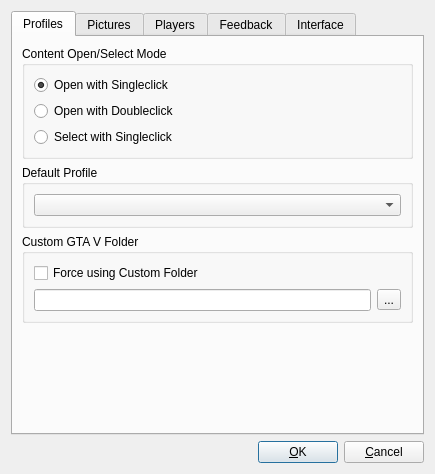
Qt form OptionsDialog.ui (SyDevTeam/gta5view) before a commit.
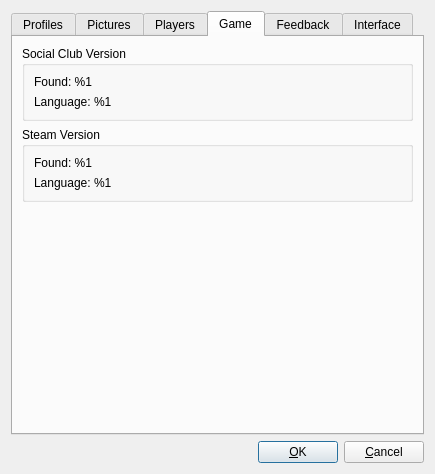
The same form after that commit. The open tabs and pages were chosen to show the change.

Commit message: added ability to read GTA V game language

Patch:
```diff
--- a/OptionsDialog.ui
+++ b/OptionsDialog.ui
@@ -382,6 +382,72 @@
        </item>
       </layout>
      </widget>
+     <widget class="QWidget" name="tabGame">
+      <attribute name="title">
+       <string>Game</string>
+      </attribute>
+      <layout class="QVBoxLayout" name="vlGame">
+       <item>
+        <widget class="QGroupBox" name="gbSocialClub">
+         <property name="title">
+          <string>Social Club Version</string>
+         </property>
+         <layout class="QVBoxLayout" name="vlGameSocialClub">
+          <item>
+           <widget class="QLabel" name="labSocialClubFound">
+            <property name="text">
+             <string>Found: %1</string>
+            </property>
+           </widget>
+          </item>
+          <item>
+           <widget class="QLabel" name="labSocialClubLanguage">
+            <property name="text">
+             <string>Language: %1</string>
+            </property>
+           </widget>
+          </item>
+         </layout>
+        </widget>
+       </item>
+       <item>
+        <widget class="QGroupBox" name="gbSteam">
+         <property name="title">
+          <string>Steam Version</string>
+         </property>
+         <layout class="QVBoxLayout" name="vlGameSteam">
+          <item>
+           <widget class="QLabel" name="labSteamFound">
+            <property name="text">
+             <string>Found: %1</string>
+            </property>
+           </widget>
+          </item>
+          <item>
+           <widget class="QLabel" name="labSteamLanguage">
+            <property name="text">
+             <string>Language: %1</string>
+            </property>
+           </widget>
+          </item>
+         </layout>
+        </widget>
+       </item>
+       <item>
+        <spacer name="vsGame">
+         <property name="orientation">
+          <enum>Qt::Vertical</enum>
+         </property>
+         <property name="sizeHint" stdset="0">
+          <size>
+           <width>0</width>
+           <height>0</height>
+          </size>
+         </property>
+        </spacer>
+       </item>
+      </layout>
+     </widget>
      <widget class="QWidget" name="tabStats">
       <attribute name="title">
        <string>Feedback</string>
```
Left out of the diff: 2 changed lines with no effect on the pictures. The commit also changes 29 other files.
